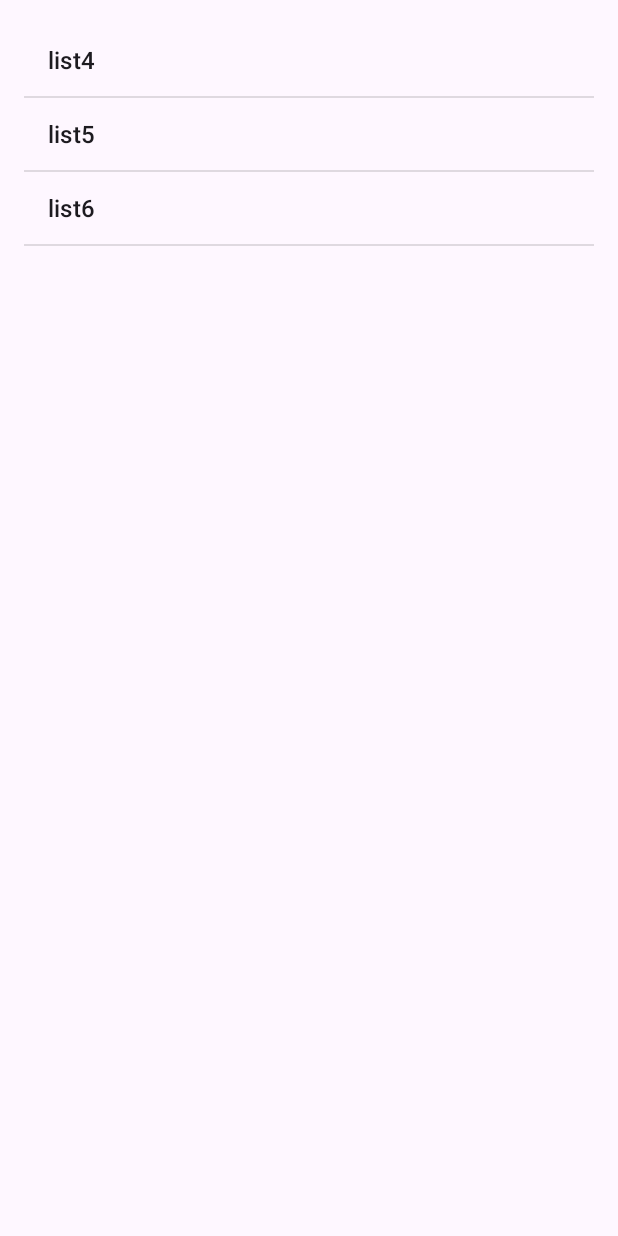
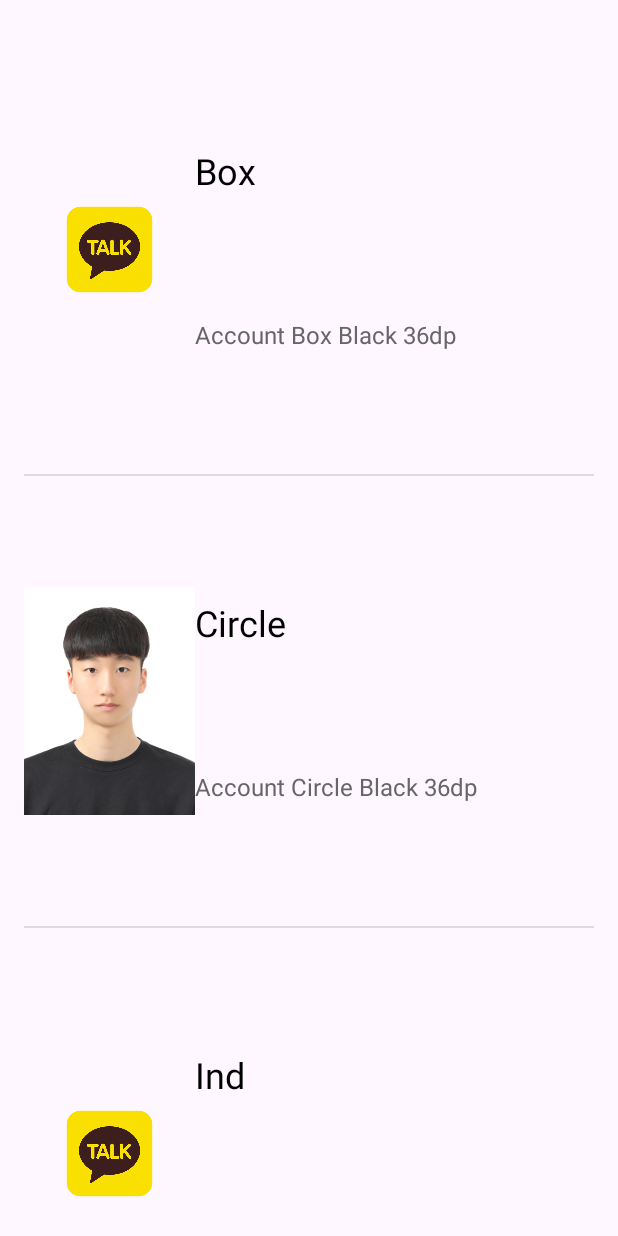
Before and after one commit to jihwan01/Study_Android, an Android app: the screen it shows after launch (MainActivity), on a phone screen of 412 x 824 dp. Run offline under Robolectric (Android 15) with nearby library versions, the phone set to English and light mode, and no system bars.

Commit message:
Make Custom List View

```diff
--- /dev/null
+++ b/app/src/main/java/com/example/study_listview/ListViewAdapter.java
@@ -0,0 +1,79 @@
+package com.example.study_listview;
+
+import android.content.Context;
+import android.graphics.drawable.Drawable;
+import android.view.LayoutInflater;
+import android.view.View;
+import android.view.ViewGroup;
+import android.widget.BaseAdapter;
+import android.widget.ImageView;
+import android.widget.TextView;
+
+import java.util.ArrayList;
+
+public class ListViewAdapter extends BaseAdapter {
+    // Adapter에 추가된 데이터를 저장하기 위한 ArrayList
+    private ArrayList<ListViewItem> listViewItemList = new ArrayList<ListViewItem>() ;
+
+    // ListViewAdapter의 생성자
+    public ListViewAdapter() {
+
+    }
+
+    // Adapter에 사용되는 데이터의 개수를 리턴. : 필수 구현
+    @Override
+    public int getCount() {
+        return listViewItemList.size() ;
+    }
+
+    // position에 위치한 데이터를 화면에 출력하는데 사용될 View를 리턴. : 필수 구현
+    @Override
+    public View getView(int position, View convertView, ViewGroup parent) {
+        final int pos = position;
+        final Context context = parent.getContext();
+
+        // "listview_item" Layout을 inflate하여 convertView 참조 획득.
+        if (convertView == null) {
+            LayoutInflater inflater = (LayoutInflater) context.getSystemService(Context.LAYOUT_INFLATER_SERVICE);
+            convertView = inflater.inflate(R.layout.listview_item, parent, false);
+        }
+
+        // 화면에 표시될 View(Layout이 inflate된)으로부터 위젯에 대한 참조 획득
+        ImageView iconImageView = (ImageView) convertView.findViewById(R.id.imageView1) ;
+        TextView titleTextView = (TextView) convertView.findViewById(R.id.textView1) ;
+        TextView descTextView = (TextView) convertView.findViewById(R.id.textView2) ;
+
+        // Data Set(listViewItemList)에서 position에 위치한 데이터 참조 획득
+        ListViewItem listViewItem = listViewItemList.get(position);
+
+        // 아이템 내 각 위젯에 데이터 반영
+        iconImageView.setImageDrawable(listViewItem.getIcon());
+        titleTextView.setText(listViewItem.getTitle());
+        descTextView.setText(listViewItem.getDesc());
+
+        return convertView;
+    }
+
+    // 지정한 위치(position)에 있는 데이터와 관계된 아이템(row)의 ID를 리턴. : 필수 구현
+    @Override
+    public long getItemId(int position) {
+        return position ;
+    }
+
+    // 지정한 위치(position)에 있는 데이터 리턴 : 필수 구현
+    @Override
+    public Object getItem(int position) {
+        return listViewItemList.get(position) ;
+    }
+
+    // 아이템 데이터 추가를 위한 함수. 개발자가 원하는대로 작성 가능.
+    public void addItem(Drawable icon, String title, String desc) {
+        ListViewItem item = new ListViewItem();
+
+        item.setIcon(icon);
+        item.setTitle(title);
+        item.setDesc(desc);
+
+        listViewItemList.add(item);
+    }
+}
--- /dev/null
+++ b/app/src/main/java/com/example/study_listview/ListViewItem.java
@@ -0,0 +1,29 @@
+package com.example.study_listview;
+
+import android.graphics.drawable.Drawable;
+
+public class ListViewItem {
+    private Drawable iconDrawable ;
+    private String titleStr ;
+    private String descStr ;
+
+    public void setIcon(Drawable icon) {
+        iconDrawable = icon ;
+    }
+    public void setTitle(String title) {
+        titleStr = title ;
+    }
+    public void setDesc(String desc) {
+        descStr = desc ;
+    }
+
+    public Drawable getIcon() {
+        return this.iconDrawable ;
+    }
+    public String getTitle() {
+        return this.titleStr ;
+    }
+    public String getDesc() {
+        return this.descStr ;
+    }
+}
--- a/app/src/main/java/com/example/study_listview/MainActivity.java
+++ b/app/src/main/java/com/example/study_listview/MainActivity.java
@@ -1,23 +1,37 @@
 package com.example.study_listview;
 
 import androidx.appcompat.app.AppCompatActivity;
+import androidx.core.content.ContextCompat;
 
 import android.os.Bundle;
 import android.widget.ArrayAdapter;
 import android.widget.ListView;
 
 public class MainActivity extends AppCompatActivity {
-
     @Override
     protected void onCreate(Bundle savedInstanceState) {
         super.onCreate(savedInstanceState);
         setContentView(R.layout.activity_main);
 
-        ArrayAdapter adapter = new ArrayAdapter(this, android.R.layout.simple_list_item_1, listMenu);
+        ListView listview ;
+        ListViewAdapter adapter;
 
-        ListView listView = (ListView) findViewById(R.id.listview1);
-        listView.setAdapter(adapter);
+        // Adapter 생성
+        adapter = new ListViewAdapter() ;
 
+        // 리스트뷰 참조 및 Adapter달기
+        listview = (ListView) findViewById(R.id.listview1);
+        listview.setAdapter(adapter);
+
+        // 첫 번째 아이템 추가.
+        adapter.addItem(ContextCompat.getDrawable(this, R.drawable.kakao_logo),
+                "Box", "Account Box Black 36dp") ;
+        // 두 번째 아이템 추가.
+        adapter.addItem(ContextCompat.getDrawable(this, R.drawable.jihwan),
+                "Circle", "Account Circle Black 36dp") ;
+        // 세 번째 아이템 추가.
+        adapter.addItem(ContextCompat.getDrawable(this, R.drawable.kakao_logo),
+                "Ind", "Assignment Ind Black 36dp") ;
     }
 
     static final String[] listMenu = {"list4", "list5", "list6"};
--- /dev/null
+++ b/app/src/main/res/layout/listview_item.xml
@@ -0,0 +1,41 @@
+<?xml version="1.0" encoding="utf-8"?>
+<LinearLayout xmlns:android="http://schemas.android.com/apk/res/android"
+    android:orientation="horizontal" android:layout_width="match_parent"
+    android:layout_height="match_parent"
+    android:weightSum="10">
+
+
+    <ImageView
+        android:layout_width="0dp"
+        android:layout_height="300dp"
+        android:id="@+id/imageView1"
+        android:layout_weight="3"
+        android:scaleType = "centerInside"/>
+
+    <LinearLayout
+        android:orientation="vertical"
+        android:layout_width="0dp"
+        android:layout_height="300dp"
+        android:layout_weight="7">
+
+        <TextView
+            android:layout_width="match_parent"
+            android:layout_height="wrap_content"
+            android:text="New Text"
+            android:id="@+id/textView1"
+            android:textSize="24dp"
+            android:textColor="#000000"
+            android:gravity="center_vertical"
+            android:layout_weight="2" />
+
+        <TextView
+            android:layout_width="match_parent"
+            android:layout_height="wrap_content"
+            android:text="New Text"
+            android:id="@+id/textView2"
+            android:textSize="16dp"
+            android:textColor="#666666"
+            android:layout_weight="1" />
+    </LinearLayout>
+
+</LinearLayout>
```
Also changed, not shown: app/src/main/res/drawable/jihwan.png (added), app/src/main/res/drawable/kakao_logo.png (added).
